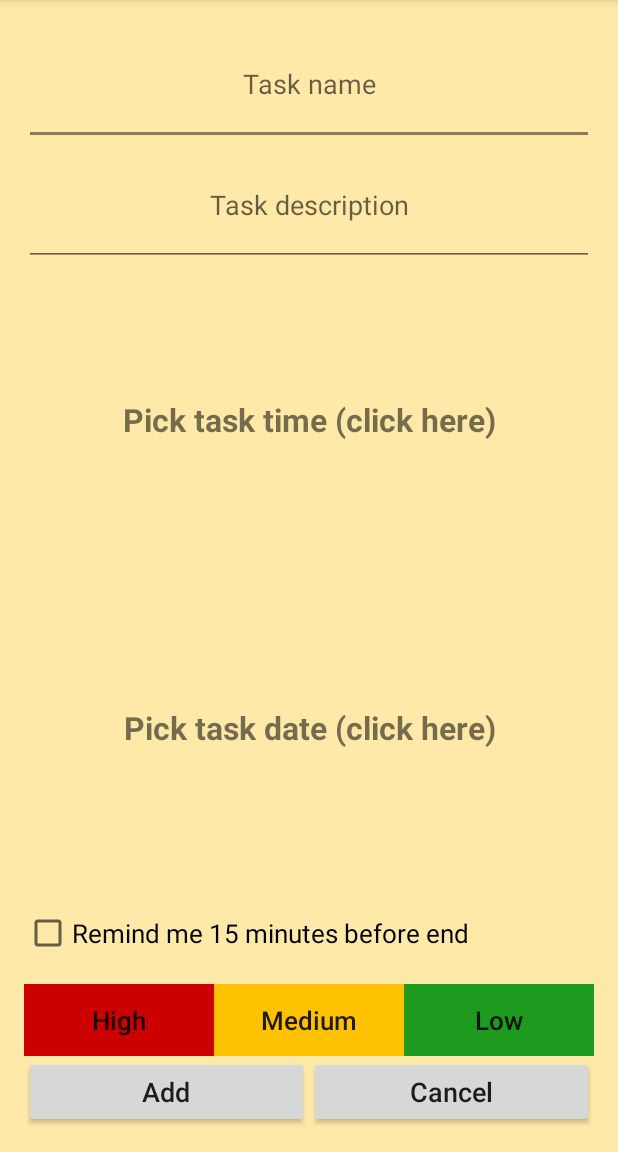
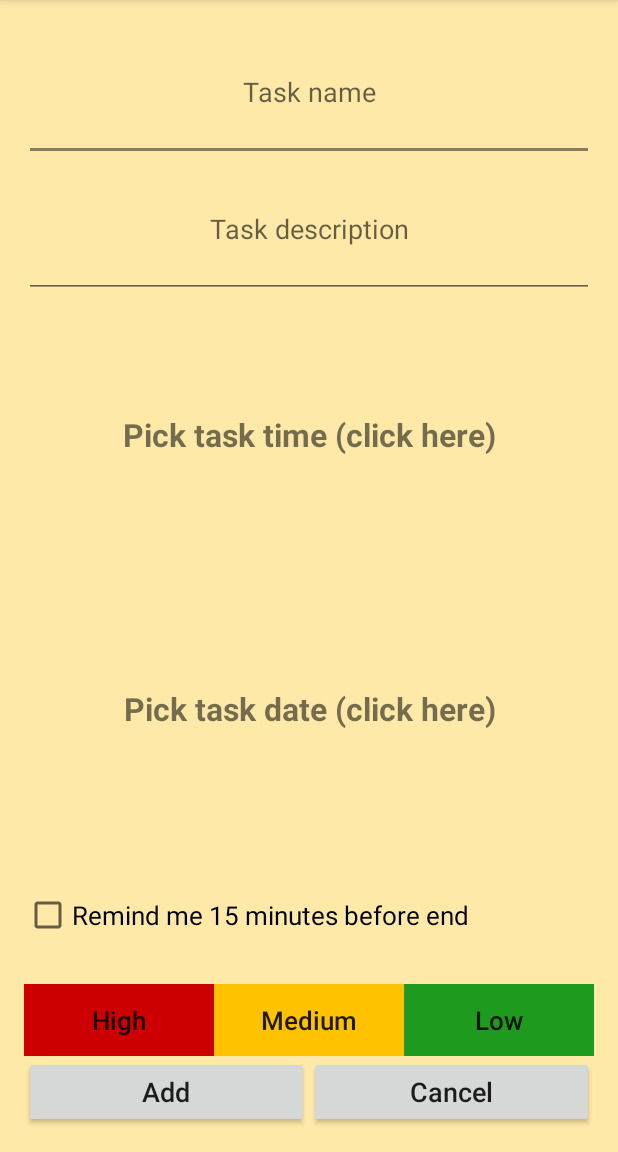
Before and after one commit to JuricaAleksandar/PNRS1, an Android app: the screen it shows after launch (AddActivity), after a tap on "New Task", on a phone screen of 412 x 824 dp, the part 84-1236 px from its top. Run offline under Robolectric (Android 15) with nearby library versions, the light colour scheme and no system bars.

Commit message:
jos malo...jos...samo...malooooo

```diff
--- a/projekat/app/src/main/AndroidManifest.xml
+++ b/projekat/app/src/main/AndroidManifest.xml
@@ -16,7 +16,8 @@
             </intent-filter>
         </activity>
         <activity android:name=".StatisticActivity" />
-        <activity android:name=".AddActivity"></activity>
+        <activity android:name=".AddActivity" android:windowSoftInputMode="adjustNothing">
+        </activity>
     </application>
 
 </manifest>
--- a/projekat/app/src/main/res/layout/activity_add.xml
+++ b/projekat/app/src/main/res/layout/activity_add.xml
@@ -12,37 +12,43 @@
     android:orientation="vertical"
     android:background="@color/yellowBgd">
 
+    <ScrollView
+        android:layout_width="match_parent"
+        android:layout_height="0dp"
+        android:layout_weight="1"
+        android:clipToPadding="false"
+        android:fillViewport="true">
+
         <LinearLayout
             android:layout_width="match_parent"
-        android:layout_height="0dp"
-        android:orientation="vertical"
-        android:layout_weight="1">
+            android:layout_height="wrap_content"
+            android:orientation="vertical">
 
             <EditText
+                android:id="@+id/editTaskName"
                 android:layout_width="match_parent"
-            android:layout_height="wrap_content"
+                android:layout_height="0dp"
+                android:layout_weight="1"
+                android:ems="10"
+                android:hint="@string/editTaskNameText"
                 android:inputType="textPersonName"
-            android:hint="@string/editTaskNameText"
-            android:ems="10"
-            android:id="@+id/editTaskName"
-            android:layout_weight="1"
                 android:textAlignment="center" />
 
             <EditText
+                android:id="@+id/editTaskDesc"
                 android:layout_width="match_parent"
-            android:layout_height="wrap_content"
+                android:layout_height="0dp"
+                android:layout_weight="1"
+                android:ems="10"
+                android:hint="@string/editTaskDescText"
                 android:inputType="textPersonName"
-            android:hint="@string/editTaskDescText"
-            android:ems="10"
-            android:id="@+id/editTaskDesc"
-            android:layout_weight="1"
                 android:textAlignment="center" />
 
             <TextView
                 android:id="@+id/textViewTime"
                 android:layout_width="match_parent"
-            android:layout_height="wrap_content"
-            android:layout_weight="5"
+                android:layout_height="0dp"
+                android:layout_weight="2"
                 android:gravity="center"
                 android:text="@string/textViewTimeText"
                 android:textAlignment="center"
@@ -52,8 +58,8 @@
             <TextView
                 android:id="@+id/textViewDate"
                 android:layout_width="match_parent"
-            android:layout_height="wrap_content"
-            android:layout_weight="5"
+                android:layout_height="0dp"
+                android:layout_weight="2"
                 android:gravity="center"
                 android:text="@string/textViewDateText"
                 android:textAlignment="center"
@@ -61,13 +67,14 @@
                 android:textStyle="bold" />
 
             <CheckBox
+                android:id="@+id/checkBoxRemind"
+                android:layout_width="match_parent"
+                android:layout_height="0dp"
+                android:layout_weight="1"
                 android:text="@string/checkBoxRemindText"
-            android:layout_width="match_parent"
-            android:layout_height="wrap_content"
-            android:id="@+id/checkBoxRemind"
-            android:layout_weight="1"
-            android:textSize="17sp"/>
+                android:textSize="17sp" />
         </LinearLayout>
+    </ScrollView>
 
     <LinearLayout
         android:layout_width="match_parent"
--- a/projekat/app/src/main/res/values/strings.xml
+++ b/projekat/app/src/main/res/values/strings.xml
@@ -16,4 +16,7 @@
     <string name="selectDateTitle">Select task date:</string>
     <string name="buttonSaveText">Save</string>
     <string name="buttonDeleteText">Delete</string>
+    <string name="timeDateError">Time travel not possible!</string>
+    <string name="today">Today</string>
+    <string name="tomorrow">Tomorrow</string>
 </resources>
```
Also changed, not shown: projekat/app/src/main/java/ra47_2014/pnrs1/rtrk/taskmanager/AddActivity.java (+37 -21 lines). Lines whose indentation alone changed are shown as unchanged.
